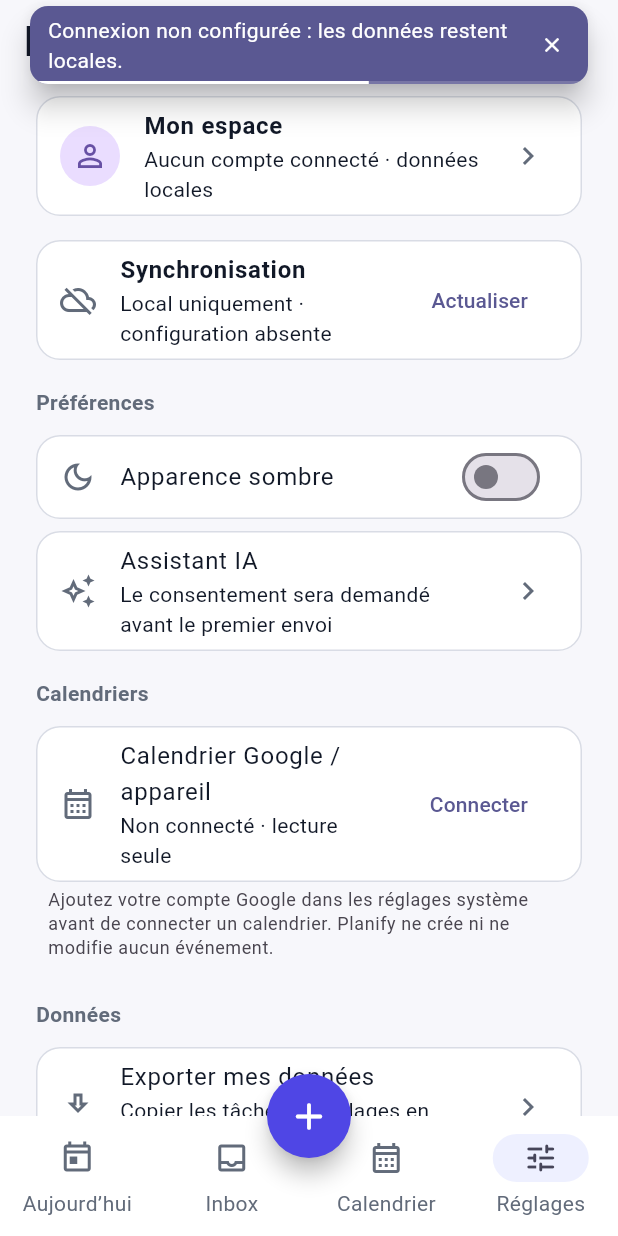
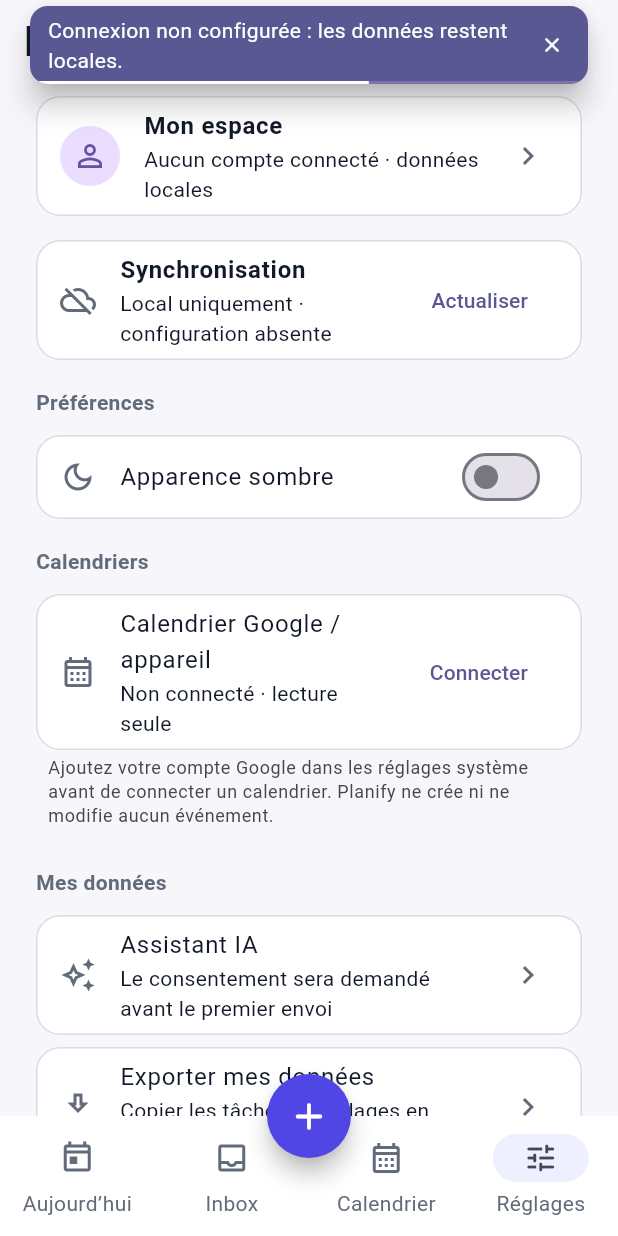
Before and after one commit to andriamiarintsoaKevin/planify, a Flutter app: the screen it shows after launch, item 4 of the bottom bar chosen, after a tap on "Mon espace", on a phone screen of 412 x 824 dp. Run offline on Flutter 3.47's test engine with Material 3 defaults, Android fonts, the phone set to English and light mode, and no system bars; our stand-ins replace connectivity_plus, flutter_local_notifications, flutter_timezone, sqflite, sqflite_common_ffi, supabase_flutter and 1 more; missing offline and left inert: device_calendar_plus; accounts and stored records are empty.

Commit message:
Place account data actions in settings section
Co-authored-by: Copilot <223556219+Copilot@users.noreply.github.com>

```diff
--- a/lib/main.dart
+++ b/lib/main.dart
@@ -199,10 +199,6 @@ class _PlanoAppState extends State<PlanoApp> {
             TextButton(
               onPressed: () => Navigator.pop(context),
               child: const Text('Annuler'),
-            ),
-            TextButton(
-              onPressed: () => Navigator.pop(context, 'delete'),
-              child: const Text('Supprimer le compte'),
             ),
             FilledButton(
               onPressed: () => Navigator.pop(context, 'signOut'),
--- a/lib/ui/screens/settings_screen.dart
+++ b/lib/ui/screens/settings_screen.dart
@@ -64,33 +64,6 @@ extension _PlanoSettingsScreen on _PlanoAppState {
               onChanged: _setDarkMode,
             ),
           ),
-          Card(
-            child: ListTile(
-              leading: const Icon(Icons.auto_awesome_outlined),
-              title: const Text('Assistant IA'),
-              subtitle: Text(
-                _aiConsentGranted
-                    ? 'Consentement Google (Gemini) accordé sur cet appareil'
-                    : 'Le consentement sera demandé avant le premier envoi',
-              ),
-              trailing: _aiConsentGranted
-                  ? TextButton(
-                      onPressed: _revokeAiConsent,
-                      child: const Text('Révoquer'),
-                    )
-                  : const Icon(Icons.chevron_right),
-              onTap: _aiConsentGranted ? null : _openAiTaskScreen,
-            ),
-          ),
-          if (_aiConsentGranted)
-            Card(
-              child: ListTile(
-                leading: const Icon(Icons.edit_note_outlined),
-                title: const Text('Créer des tâches avec l’IA'),
-                trailing: const Icon(Icons.chevron_right),
-                onTap: _openAiTaskScreen,
-              ),
-            ),
           const SizedBox(height: 14),
           const _SettingsHeader('Calendriers'),
           Card(
@@ -125,7 +98,34 @@ extension _PlanoSettingsScreen on _PlanoAppState {
               ),
             ),
           const SizedBox(height: 14),
-          const _SettingsHeader('Données'),
+          const _SettingsHeader('Mes données'),
+          Card(
+            child: ListTile(
+              leading: const Icon(Icons.auto_awesome_outlined),
+              title: const Text('Assistant IA'),
+              subtitle: Text(
+                _aiConsentGranted
+                    ? 'Consentement Google (Gemini) accordé sur cet appareil'
+                    : 'Le consentement sera demandé avant le premier envoi',
+              ),
+              trailing: _aiConsentGranted
+                  ? TextButton(
+                      onPressed: _revokeAiConsent,
+                      child: const Text('Révoquer'),
+                    )
+                  : const Icon(Icons.chevron_right),
+              onTap: _aiConsentGranted ? null : _openAiTaskScreen,
+            ),
+          ),
+          if (_aiConsentGranted)
+            Card(
+              child: ListTile(
+                leading: const Icon(Icons.edit_note_outlined),
+                title: const Text('Créer des tâches avec l’IA'),
+                trailing: const Icon(Icons.chevron_right),
+                onTap: _openAiTaskScreen,
+              ),
+            ),
           Card(
             child: ListTile(
               leading: const Icon(Icons.download_outlined),
@@ -135,6 +135,23 @@ extension _PlanoSettingsScreen on _PlanoAppState {
               onTap: _exportData,
             ),
           ),
+          if (_authRepository?.currentUser != null)
+            Card(
+              child: ListTile(
+                leading: Icon(
+                  Icons.delete_outline,
+                  color: Theme.of(context).colorScheme.error,
+                ),
+                title: Text(
+                  'Supprimer mon compte',
+                  style: TextStyle(color: Theme.of(context).colorScheme.error),
+                ),
+                subtitle: const Text(
+                  'Effacer le compte et les données du serveur',
+                ),
+                onTap: _confirmAccountDeletion,
+              ),
+            ),
           const SizedBox(height: 14),
           const _SettingsHeader('À propos'),
           Card(
```
Also changed, not shown: 1 other file.
